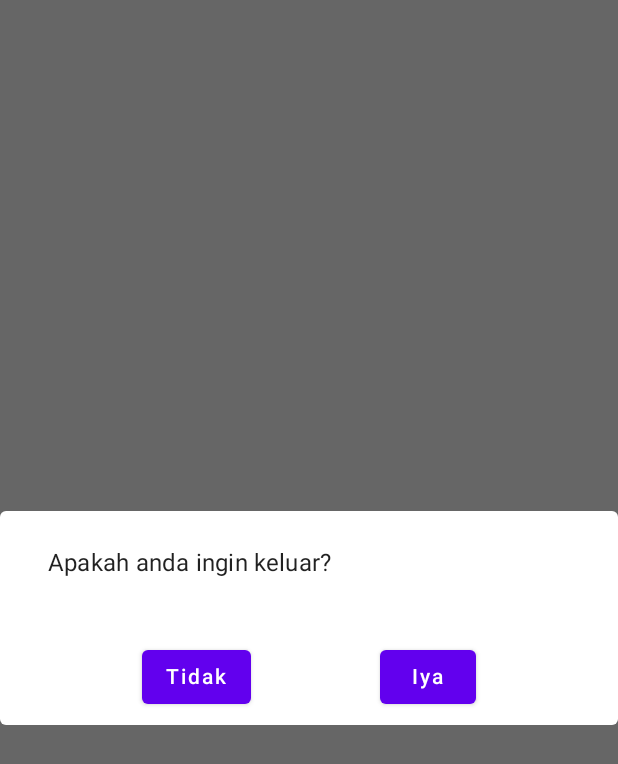
After one commit to Reditya02/Bahasaku, an Android app built with Jetpack Compose: the composable LogoutAlertDialog shown on its own in the app's theme, on a phone screen of 412 x 824 dp. The commit adds this screen. Shown: the top 764 px of the screen. Run offline under Robolectric (Android 15) with nearby library versions, the phone set to English and light mode, and no system bars; 2 statements that could not run were skipped.

Commit message:
Adding alert dialog when logout

```diff
--- /dev/null
+++ b/app/src/main/java/com/example/bahasaku/ui/profile/LogoutAlertDialog.kt
@@ -0,0 +1,58 @@
+package com.example.bahasaku.ui.profile
+
+import androidx.compose.foundation.clickable
+import androidx.compose.foundation.layout.*
+import androidx.compose.material.AlertDialog
+import androidx.compose.material.Button
+import androidx.compose.material.Surface
+import androidx.compose.material.Text
+import androidx.compose.runtime.Composable
+import androidx.compose.ui.Modifier
+import androidx.compose.ui.draw.alpha
+import androidx.compose.ui.tooling.preview.Preview
+import androidx.compose.ui.unit.dp
+import com.example.bahasaku.core.theme.BahasakuTheme
+
+@Composable
+fun LogoutAlertDialog(
+    onDismissClicked: () -> Unit,
+    onConfirmClicked: () -> Unit
+) {
+    AlertDialog(
+        onDismissRequest = onDismissClicked,
+        buttons = {
+            Row(
+                modifier = Modifier
+                    .padding(8.dp, 8.dp, 8.dp, 8.dp)
+                    .fillMaxWidth(),
+                horizontalArrangement = Arrangement.SpaceEvenly
+            ) {
+                Button(
+                    onClick = onDismissClicked
+                ) { Text(text = "Tidak") }
+
+                Button(
+                    onClick = onConfirmClicked
+                ) { Text(text = "Iya") }
+            }
+        },
+        title = {
+            Text(
+                text = "Apakah anda ingin keluar?",
+                Modifier.padding(8.dp, 8.dp, 8.dp, 32.dp)
+            )
+        }
+    )
+}
+
+@Preview
+@Composable
+fun LoutoutAlertDialogPreview() {
+    BahasakuTheme {
+        androidx.compose.material.Surface {
+            LogoutAlertDialog(onDismissClicked = { /*TODO*/ }) {
+
+            }
+        }
+    }
+}
```
Also changed, not shown: app/src/main/java/com/example/bahasaku/ui/profile/ProfileScreen.kt (+12 -4 lines).
